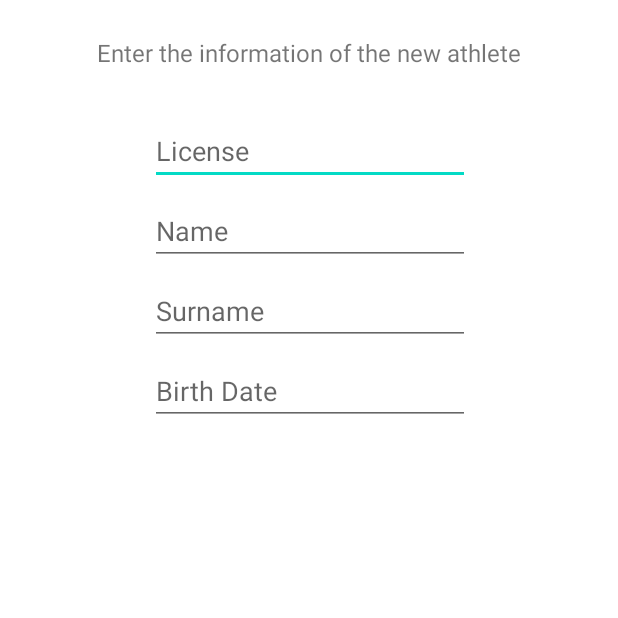
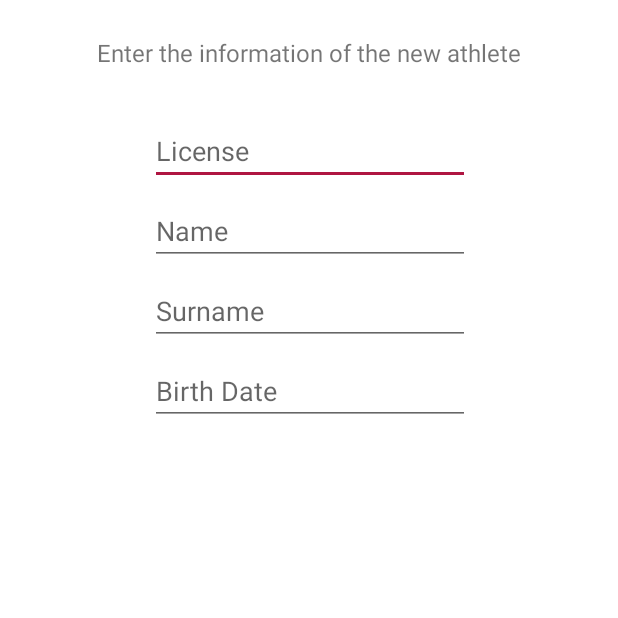
Before and after one commit to ivione93/myWorkout-app, an Android app: the NewAthlete screen opened directly, with no data from a screen before it, on a phone screen of 412 x 824 dp, the top half of it. Run offline under Robolectric (Android 15) with nearby library versions, the phone set to English and light mode, and no system bars; our stand-ins replace Volley; network calls fail; 1 statement that could not run was skipped.

Commit message:
Edit theme

```diff
--- a/app/src/main/AndroidManifest.xml
+++ b/app/src/main/AndroidManifest.xml
@@ -9,7 +9,7 @@
         android:label="@string/app_name"
         android:roundIcon="@mipmap/ic_launcher_round"
         android:supportsRtl="true"
-        android:theme="@style/Theme.MyWorkout"
+        android:theme="@style/Theme.MyWorkout.LightDark"
         android:usesCleartextTraffic="true" >
         <activity android:name=".MainActivity">
             <intent-filter>
--- a/app/src/main/res/values-night/themes.xml
+++ b/app/src/main/res/values-night/themes.xml
@@ -1,16 +1,32 @@
 <resources xmlns:tools="http://schemas.android.com/tools">
     <!-- Base application theme. -->
     <style name="Theme.MyWorkout" parent="Theme.MaterialComponents.DayNight.DarkActionBar">
-        <!-- Primary brand color. -->
-        <item name="colorPrimary">@color/purple_200</item>
-        <item name="colorPrimaryVariant">@color/purple_700</item>
-        <item name="colorOnPrimary">@color/black</item>
-        <!-- Secondary brand color. -->
-        <item name="colorSecondary">@color/teal_200</item>
-        <item name="colorSecondaryVariant">@color/teal_200</item>
-        <item name="colorOnSecondary">@color/black</item>
-        <!-- Status bar color. -->
-        <item name="android:statusBarColor" tools:targetApi="l">?attr/colorPrimaryVariant</item>
-        <!-- Customize your theme here. -->
+        <item name="android:forceDarkAllowed" tools:targetApi="q">false</item>
+        <item name="colorOnPrimary">@color/white_50</item>
+        <item name="colorOnSecondary">@color/white_50</item>
+        <item name="colorError">@color/red_300</item>
+        <item name="bottomAppBarStyle">@style/Widget.MaterialComponents.BottomAppBar.PrimarySurface</item>
+        <!-- toolbar -->
+        <item name="toolbarStyle">@style/Widget.MaterialComponents.Toolbar.PrimarySurface</item>
+        <item name="actionOverflowButtonStyle">@style/ToolbarStyle.Overflow</item>
+        <item name="toolbarNavigationButtonStyle">@style/Toolbar.Button.Navigation.Tinted</item>
+        <!-- menús -->
+        <item name="popupTheme">@style/Theme.MaterialComponents.DayNight</item>
     </style>
+
+    <style name="ToolbarStyle.Overflow" parent="Widget.AppCompat.ActionButton.Overflow">
+        <item name="android:tint">@color/white_50</item>
+    </style>
+
+    <style name="Toolbar.Button.Navigation.Tinted" parent="Widget.AppCompat.Toolbar.Button.Navigation">
+        <item name="tint">@color/white_50</item>
+    </style>
+
+    <!-- Configuración específica para light-->
+    <style name="Theme.MyWorkout.LightDark" parent="Theme.MyWorkout">
+        <item name="colorPrimary">@color/purple_500</item>
+        <item name="colorPrimaryVariant">@color/purple_900</item>
+        <item name="colorSecondary">@color/red_500</item>
+    </style>
+
 </resources>
--- a/app/src/main/res/values/colors.xml
+++ b/app/src/main/res/values/colors.xml
@@ -1,10 +1,17 @@
 <?xml version="1.0" encoding="utf-8"?>
 <resources>
-    <color name="purple_200">#FFBB86FC</color>
-    <color name="purple_500">#FF6200EE</color>
-    <color name="purple_700">#FF3700B3</color>
-    <color name="teal_200">#FF03DAC5</color>
-    <color name="teal_700">#FF018786</color>
-    <color name="black">#FF000000</color>
-    <color name="white">#FFFFFFFF</color>
+    <item name="purple_500" type="color">#9a28a1</item>
+    <item name="purple_900" type="color">#6c0f74</item>
+    <item name="purple_300" type="color">#cd94d0</item>
+
+    <item name="red_500" type="color">#af1541</item>
+    <item name="red_300" type="color">#c75b7a</item>
+
+    <color name="white_50">#ffffff</color>
+
+    <color name="black_900">#000000</color>
+
+    <color name="grey_900">#252525</color>
+
+    <color name="cyan_500">#00bcd4</color>
 </resources>
--- a/app/src/main/res/values/themes.xml
+++ b/app/src/main/res/values/themes.xml
@@ -1,16 +1,32 @@
 <resources xmlns:tools="http://schemas.android.com/tools">
-    <!-- Base application theme. -->
-    <style name="Theme.MyWorkout" parent="Theme.MaterialComponents.DayNight.DarkActionBar">
-        <!-- Primary brand color. -->
+    <!-- Tema base con estilos comunes para light y dark. El tema de cada tipo debe heredar de este-->
+    <style name="Theme.MyWorkout" parent="Theme.MaterialComponents.DayNight.NoActionBar">
+        <item name="android:forceDarkAllowed" tools:targetApi="q">false</item>
+        <item name="colorOnPrimary">@color/white_50</item>
+        <item name="colorOnSecondary">@color/white_50</item>
+        <item name="colorError">@color/red_300</item>
+        <item name="bottomAppBarStyle">@style/Widget.MaterialComponents.BottomAppBar.PrimarySurface</item>
+        <!-- toolbar -->
+        <item name="toolbarStyle">@style/Widget.MaterialComponents.Toolbar.PrimarySurface</item>
+        <item name="actionOverflowButtonStyle">@style/ToolbarStyle.Overflow</item>
+        <item name="toolbarNavigationButtonStyle">@style/Toolbar.Button.Navigation.Tinted</item>
+        <!-- menús -->
+        <item name="popupTheme">@style/Theme.MaterialComponents.DayNight</item>
+    </style>
+
+    <style name="ToolbarStyle.Overflow" parent="Widget.AppCompat.ActionButton.Overflow">
+        <item name="android:tint">@color/white_50</item>
+    </style>
+
+    <style name="Toolbar.Button.Navigation.Tinted" parent="Widget.AppCompat.Toolbar.Button.Navigation">
+        <item name="tint">@color/white_50</item>
+    </style>
+
+    <!-- Configuración específica para light-->
+    <style name="Theme.MyWorkout.LightDark" parent="Theme.MyWorkout">
         <item name="colorPrimary">@color/purple_500</item>
-        <item name="colorPrimaryVariant">@color/purple_700</item>
-        <item name="colorOnPrimary">@color/white</item>
-        <!-- Secondary brand color. -->
-        <item name="colorSecondary">@color/teal_200</item>
-        <item name="colorSecondaryVariant">@color/teal_700</item>
-        <item name="colorOnSecondary">@color/black</item>
-        <!-- Status bar color. -->
-        <item name="android:statusBarColor" tools:targetApi="l">?attr/colorPrimaryVariant</item>
-        <!-- Customize your theme here. -->
+        <item name="colorPrimaryVariant">@color/purple_900</item>
+        <item name="colorSecondary">@color/red_500</item>
     </style>
+
 </resources>
```
